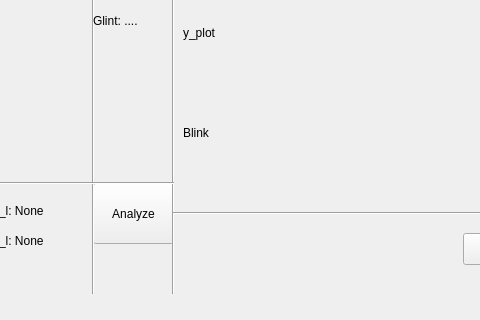
Qt form Interface/dum.ui (Tian99/Robust-eye-gaze-tracker) before a commit; both pictures show x 317 to 797 and y 277 to 597 of the 896 by 597 pixel window.
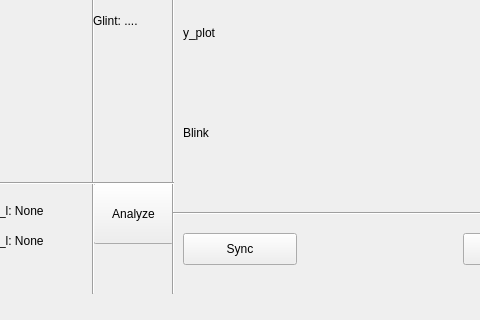
The same form after that commit. Custom widgets are drawn as their Qt base class.

Patch:
```diff
--- a/Interface/dum.ui
+++ b/Interface/dum.ui
@@ -635,6 +635,19 @@
      <enum>Qt::Horizontal</enum>
     </property>
    </widget>
+   <widget class="QPushButton" name="Reset_2">
+    <property name="geometry">
+     <rect>
+      <x>500</x>
+      <y>510</y>
+      <width>114</width>
+      <height>32</height>
+     </rect>
+    </property>
+    <property name="text">
+     <string>Sync</string>
+    </property>
+   </widget>
   </widget>
   <widget class="QStatusBar" name="statusbar"/>
   <widget class="QMenuBar" name="menubar">
```
